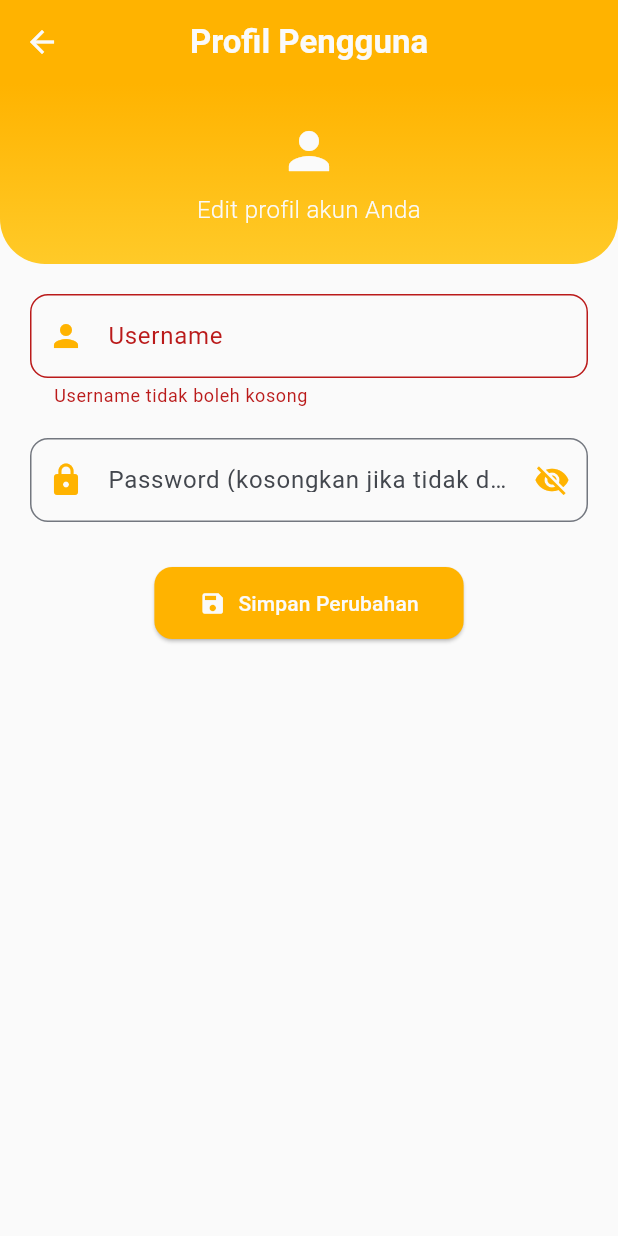
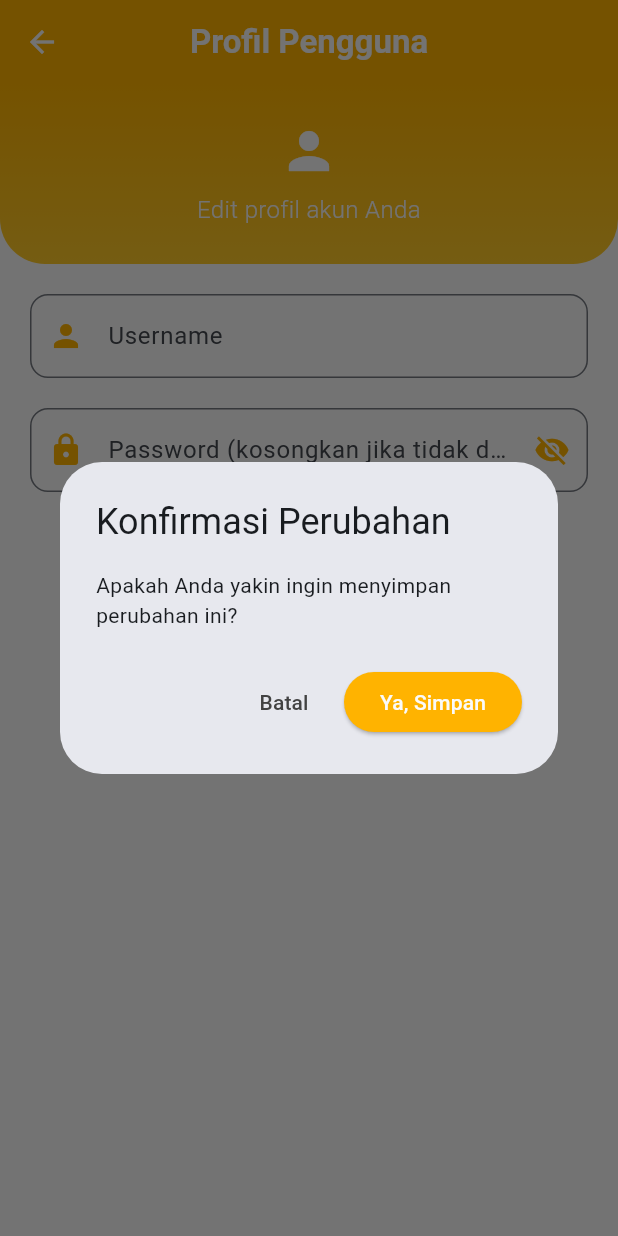
Before and after one commit to panjiarif/aplikasi_farmasi, a Flutter app: the UserProfileScreen screen opened directly, after a tap on "Simpan Perubahan", on a phone screen of 412 x 824 dp. Run offline on Flutter 3.47's test engine with Material 3 defaults, Android fonts, the phone set to English and light mode, and no system bars; our stand-ins replace flutter_local_notifications, geolocator, google_maps_flutter, sensors_plus, shared_preferences, sqflite and 1 more; accounts and stored records are empty.

Commit message:
sedikit penyesuaian akhir

```diff
--- a/lib/screens/user_pofile_screen.dart
+++ b/lib/screens/user_pofile_screen.dart
@@ -198,8 +198,37 @@ class _UserProfileScreenState extends State<UserProfileScreen> {
                     ),
                     SizedBox(height: 30),
                     ElevatedButton.icon(
-                      onPressed: _saveProfile,
-                      icon: Icon(Icons.save),
+                      onPressed: () {
+                        showDialog(
+                          context: context,
+                          builder: (context) => AlertDialog(
+                            title: Text('Konfirmasi Perubahan'),
+                            content: Text(
+                                'Apakah Anda yakin ingin menyimpan perubahan ini?'),
+                            actions: [
+                              TextButton(
+                                onPressed: () => Navigator.of(context).pop(),
+                                style: TextButton.styleFrom(
+                                  foregroundColor: Colors.grey[800],
+                                ),
+                                child: Text('Batal'),
+                              ),
+                              ElevatedButton(
+                                onPressed: () {
+                                  _saveProfile();
+                                  Navigator.of(context).pop();
+                                },
+                                style: ElevatedButton.styleFrom(
+                                  backgroundColor: Colors.amber[600],
+                                  foregroundColor: Colors.grey[50],
+                                ),
+                                child: Text('Ya, Simpan'),
+                              ),
+                            ],
+                          ),
+                        );
+                      },
+                      icon: Icon(Icons.save, color: Colors.black),
                       label: Text('Simpan Perubahan'),
                       style: ElevatedButton.styleFrom(
                         backgroundColor: Colors.amber[600],
```
Also changed, not shown: lib/screens/bantuan_screen.dart (+9 -3 lines), lib/screens/profile_screen.dart (+1 -11 lines).
